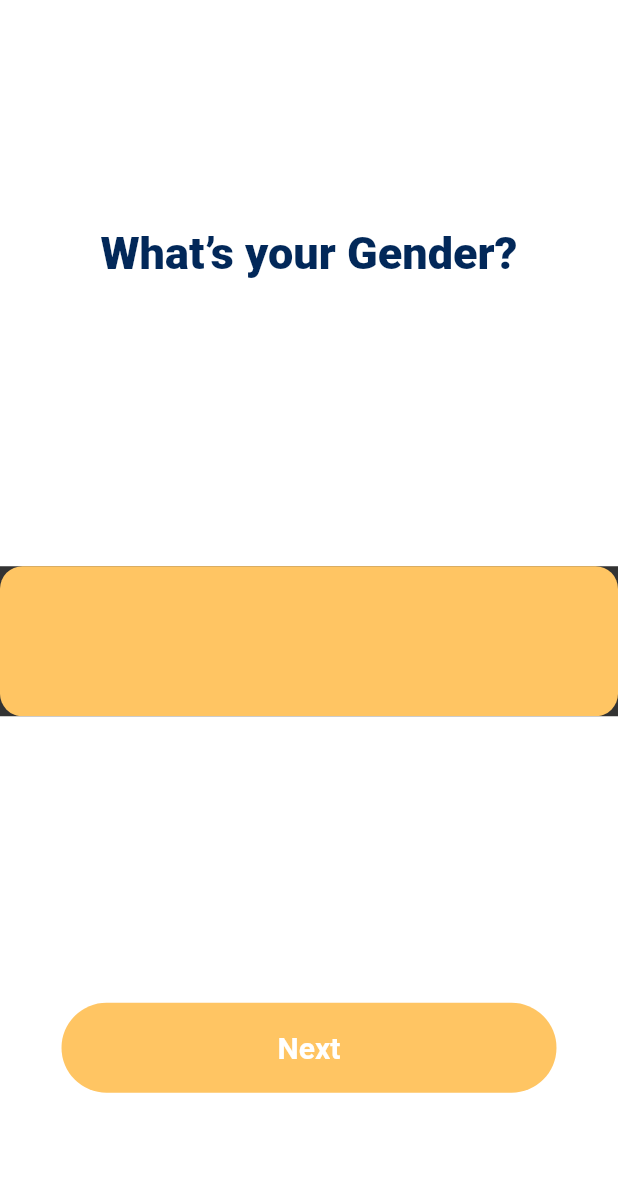
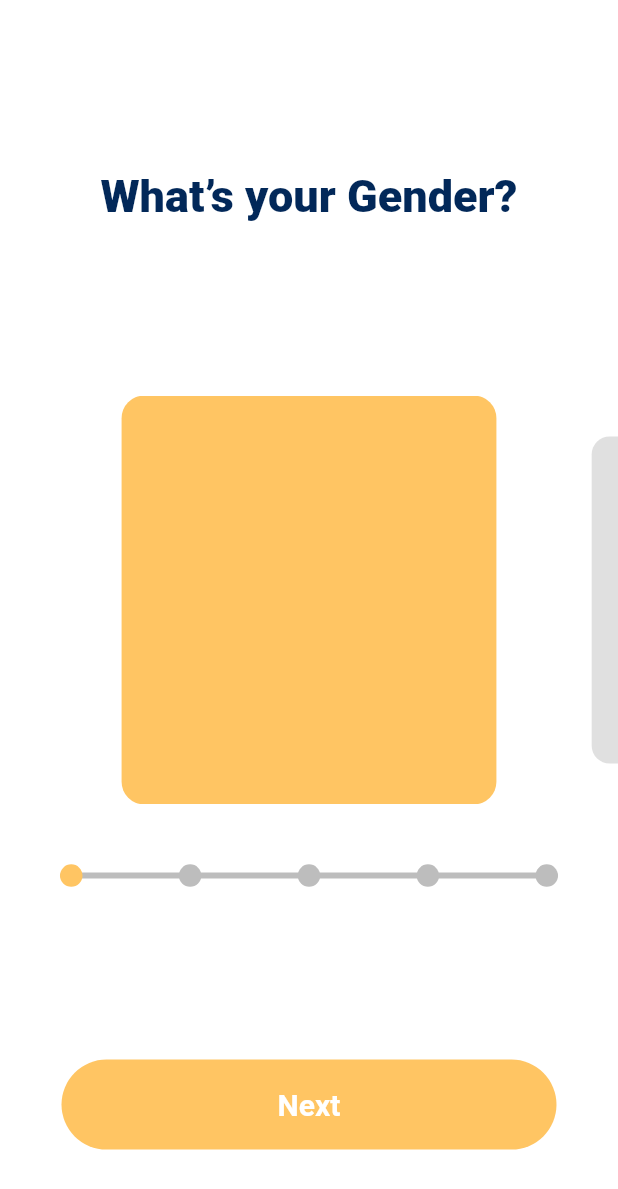
Before and after one commit to long2602/BeeFit, a Flutter app: the screen it shows after launch, on a phone screen of 412 x 824 dp. Shown: the top 1189 px of the screen. Run offline on Flutter 3.47's test engine with Material 2 defaults, Android fonts, the phone set to English and light mode, and no system bars; our stand-ins replace percent_indicator; missing offline and left inert: flutter_ruler_picker.

Commit message:
commit onBoarding

```diff
--- a/lib/screens/OnboardingScreen.dart
+++ b/lib/screens/OnboardingScreen.dart
@@ -1,5 +1,6 @@
+
 import 'package:beefit/constants/app_style.dart';
-import 'package:beefit/widgets/ButtonMain.dart';
+import 'package:beefit/constants/app_ui.dart';
 import 'package:beefit/widgets/OnPageView.dart';
 import 'package:flutter/material.dart';
 
@@ -12,16 +13,19 @@ class OnBoardingScreen extends StatefulWidget {
 
 class _OnBoardingScreenState extends State<OnBoardingScreen> {
   final pageController = PageController();
-
+  final currentController = PageController();
+  var  _selectedIndex = 0;
   @override
   void dispose() {
     // TODO: implement dispose
     pageController.dispose();
+    currentController.dispose();
     super.dispose();
   }
 
   @override
   Widget build(BuildContext context) {
+    final double _scale = AppUI.screenScale(context);
     return Scaffold(
       appBar: AppBar(
         elevation: 0,
@@ -29,25 +33,72 @@ class _OnBoardingScreenState extends State<OnBoardingScreen> {
       ),
       body: PageView(
         controller: pageController,
-        physics: const NeverScrollableScrollPhysics(),
+        // physics: const NeverScrollableScrollPhysics(),
         children: [
           OnPageView(
             title: "What’s your Gender?",
             pageController: pageController,
-            widget: Container(
+            widget: Column(
+              children: [
+                SizedBox(
                   width: double.infinity,
-              height: 100,
-              color: AppStyle.gray1Color,
+                  height: 283 * _scale,
                   child: PageView.builder(
-                  itemCount: 4,
+                      controller: PageController(viewportFraction: 0.7),
+                      itemCount: 5,
+                      onPageChanged: (index){
+                        setState(() {
+                          _selectedIndex = index;
+                        });
+                      },
                       itemBuilder: (context, index) {
-                    return Container(
+                        var _dot = _selectedIndex == index ? 1 :0.8;
+                        return TweenAnimationBuilder(
+                          duration: const Duration(milliseconds: 350),
+                          tween: Tween(begin: _dot, end: _dot),
+                          curve: Curves.ease,
+                          builder: (context, value, child) {
+                            return Transform.scale(
+                              scale: value is double ? value : 1,
+                              child: child,
+                            );
+                          },
+                          child: AnimatedContainer(
+                            duration: const Duration(milliseconds: 350),
+                            margin:
+                                EdgeInsets.symmetric(horizontal: 20 * _scale),
+                            width: 200 * _scale,
+                            height: 283 * _scale,
                             decoration: BoxDecoration(
                               borderRadius: AppStyle.appBorder,
-                        color: AppStyle.primaryColor,
+                              color: _selectedIndex == index ? AppStyle.primaryColor: AppStyle.gray5Color,
+                            ),
                           ),
                         );
                       }),
+                ),
+                Padding(
+                  padding: const EdgeInsets.only(top: 40.0, left: 40, right: 40),
+                  child: Stack(
+                    alignment: Alignment.center,
+                    children: [
+                      Container(
+                        decoration:  BoxDecoration(
+                          color: AppStyle.gray4Color,
+                          borderRadius: AppStyle.appBorder,
+                        ),
+                        height: 4,
+                      ),
+                      Row(
+                        mainAxisAlignment: MainAxisAlignment.spaceBetween,
+                        children: [
+                          ...List.generate(5, (index) => Indicator(isActive: _selectedIndex == index ?true :false)),
+                        ],
+                      ),
+                    ],
+                  ),
+                )
+              ],
             ),
           ),
           OnPageView(
@@ -95,3 +146,25 @@ class _OnBoardingScreenState extends State<OnBoardingScreen> {
     );
   }
 }
+
+class Indicator extends StatelessWidget {
+  final bool _isActive;
+
+  const Indicator({Key? key, required bool isActive})
+      : _isActive = isActive,
+        super(key: key);
+
+  @override
+  Widget build(BuildContext context) {
+    return AnimatedContainer(
+        duration: const Duration(milliseconds: 350),
+        decoration: BoxDecoration(
+          color: _isActive ? AppStyle.primaryColor: AppStyle.gray4Color,
+          borderRadius: AppStyle.appBorder,
+        ),
+        width: _isActive ? 15 : 15,
+        height: _isActive ? 15 : 15,
+
+    );
+  }
+}
```
Lines whose indentation alone changed are shown as unchanged.
